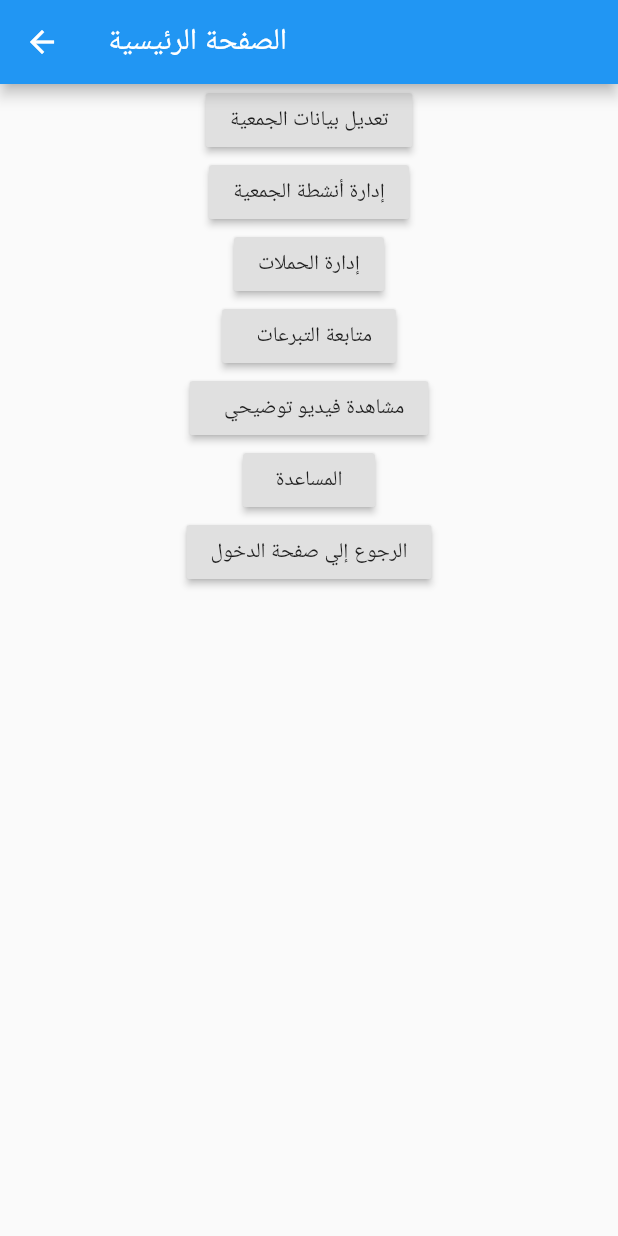
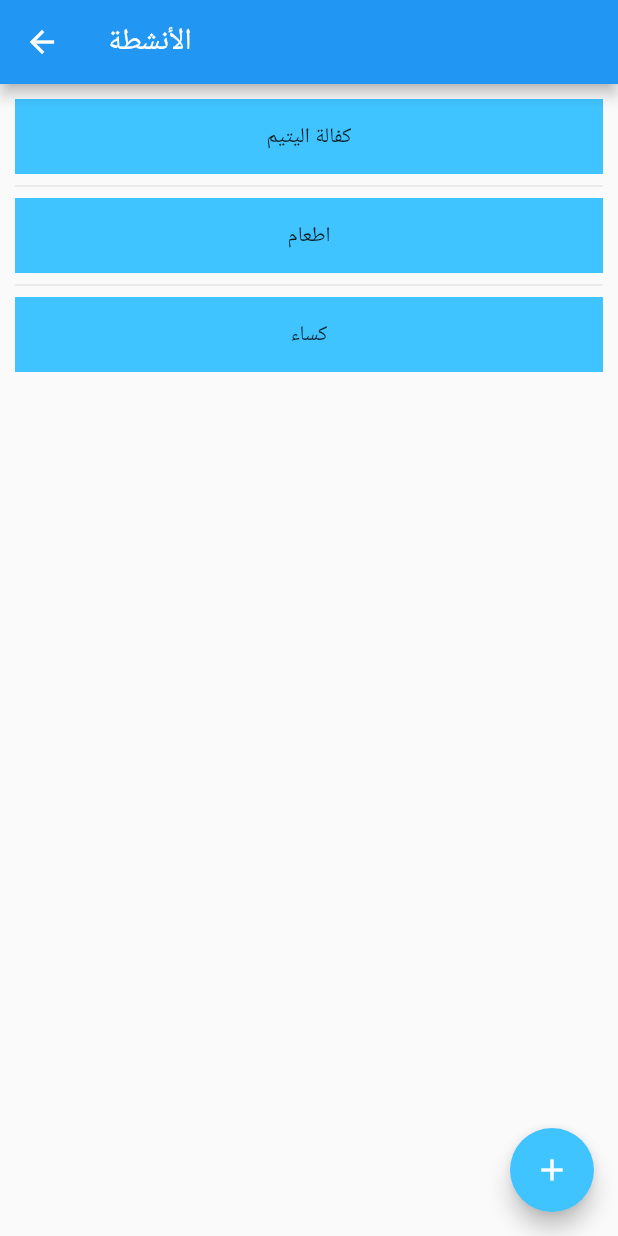
Before and after one commit to ahmed425/Borhan-Admin, a Flutter app: the Home screen opened by its route, after a tap on "إدارة أنشطة الجمعية", on a phone screen of 412 x 824 dp. Run offline on Flutter 3.47's test engine with Material 2 defaults, Android fonts, the phone set to English and light mode, and no system bars; our stand-ins replace image_picker.

Commit message:
activity screen and details without storage

```diff
--- /dev/null
+++ b/lib/screens/activity_screen.dart
@@ -0,0 +1,40 @@
+import 'package:flutter/material.dart';
+import './add_activity.dart';
+class ActivityScreen extends StatelessWidget {
+  static const routeName = '/activities';
+
+  final List<String> activities = ['كفالة اليتيم','اطعام','كساء'];
+
+  @override
+  Widget build(BuildContext context) {
+    return Scaffold(
+      appBar: AppBar(
+        title: Text('الأنشطة'),
+      ),
+      body: ListView.separated(
+        padding: const EdgeInsets.all(10),
+        itemCount: activities.length,
+        itemBuilder: (BuildContext context, int index) {
+          return Container(
+            height: 50,
+            color: Colors.lightBlueAccent,
+            child: Center(child: Text('${activities[index]}')),
+          );
+        },
+        separatorBuilder: (BuildContext context, int index) => const Divider(),
+      ),
+      floatingActionButton: FloatingActionButton(
+        onPressed: () {
+          Navigator.push(
+            context,
+            MaterialPageRoute(
+              builder: (context) => AddActivity(),
+            ),
+          );
+        },
+        child: Icon(Icons.add),
+        backgroundColor: Colors.lightBlueAccent,
+      ),
+    );
+  }
+}
--- a/lib/screens/home_screen.dart
+++ b/lib/screens/home_screen.dart
@@ -1,5 +1,6 @@
 import 'package:flutter/cupertino.dart';
 import 'package:flutter/material.dart';
+import './activity_screen.dart';
 
 class Home extends StatelessWidget {
   static const routeName = '/home';
@@ -14,32 +15,34 @@ class Home extends StatelessWidget {
         child: Column(
           children: <Widget>[
             RaisedButton(
-              onPressed: () {
-              },
+              onPressed: () {},
               child: Text('تعديل بيانات الجمعية'),
             ),
             RaisedButton(
-              onPressed: () {},
+              onPressed: () {
+                Navigator.push(
+                  context,
+                  MaterialPageRoute(
+                    builder: (context) => ActivityScreen(),
+                  ),
+                );
+              },
               child: Text('إدارة أنشطة الجمعية'),
             ),
             RaisedButton(
-              onPressed: () {
-              },
+              onPressed: () {},
               child: Text('إدارة الحملات'),
             ),
             RaisedButton(
-              onPressed: () {
-              },
+              onPressed: () {},
               child: Text('  متابعة التبرعات'),
             ),
             RaisedButton(
-              onPressed: () {
-              },
+              onPressed: () {},
               child: Text('  مشاهدة فيديو توضيحي'),
             ),
             RaisedButton(
-              onPressed: () {
-              },
+              onPressed: () {},
               child: Text('المساعدة'),
             ),
             RaisedButton(
--- a/pubspec.yaml
+++ b/pubspec.yaml
@@ -23,7 +23,8 @@ dependencies:
   provider: ^3.0.0
   intl: ^0.15.8
   http: ^0.12.0+2
-
+  image_picker: ^0.6.6+1
+  multi_image_picker: ^4.6.7
   # The following adds the Cupertino Icons font to your application.
   # Use with the CupertinoIcons class for iOS style icons.
   cupertino_icons: ^0.1.2
```
Also changed, not shown: lib/main.dart (+6 -3 lines), lib/models/activity.dart (added, +13 -0 lines), lib/screens/add_activity.dart (added, +123 -0 lines), pubspec.lock.
